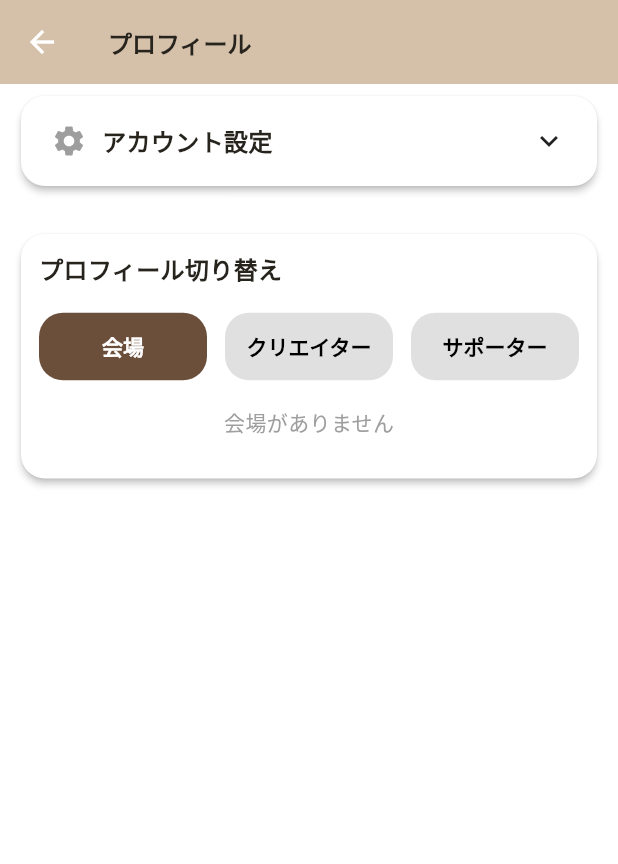
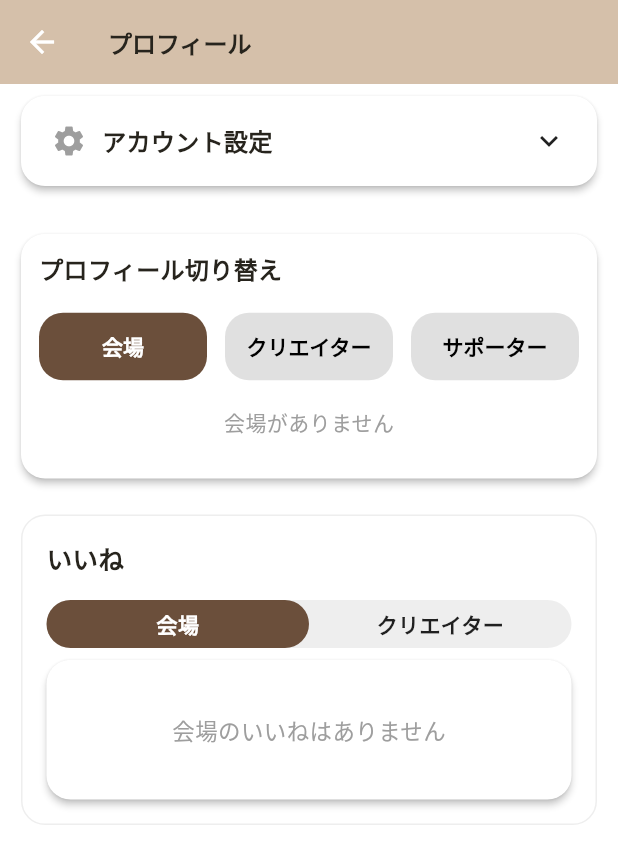
Before and after one commit to iesora/venu-matching, a Flutter app: the ProfileScreen screen opened directly, on a phone screen of 412 x 824 dp. Shown: the top 864 px of the screen. Run offline on Flutter 3.47's test engine with Material 3 defaults, Android fonts, the phone set to English and light mode, and no system bars; our stand-ins replace dotted_border, file_picker, flutter_chat_types, flutter_chat_ui, flutter_dotenv, flutter_hooks and 11 more; missing offline and left inert: flutter_inappwebview, flutter_logs, mobile_scanner, purchases_flutter; accounts and stored records are empty; network calls fail.

Commit message:
fixed position of likeList on profile

```diff
--- a/mobile/lib/src/screens/profile_screen.dart
+++ b/mobile/lib/src/screens/profile_screen.dart
@@ -879,7 +879,6 @@ class ProfileScreen extends HookWidget {
     Widget _buildCreatorProfile() {
       return Column(
         children: [
-          LikeList(),
           _buildCreatorInfoCard(selectedCreator.value!),
           _buildCreatorOpusesList(selectedCreator.value!),
         ],
@@ -2134,18 +2133,13 @@ class ProfileScreen extends HookWidget {
                   selectedCreator.value != null)
                 _buildCreatorProfile(),
               if (selectedType.value == 'venue' && selectedVenue.value != null)
-                Column(
-                  children: [
-                    LikeList(),
-                    _buildVenueInfoCard(selectedVenue.value!),
-                  ],
-                ),
-              if (selectedType.value == 'supporter') LikeList(),
+                _buildVenueInfoCard(selectedVenue.value!),
               if ((selectedType.value == 'venue' &&
                       selectedVenue.value != null) ||
                   (selectedType.value == 'creator' &&
                       selectedCreator.value != null))
                 _buildOfferTabs(),
+              LikeList(),
             ],
           ),
         ),
```
